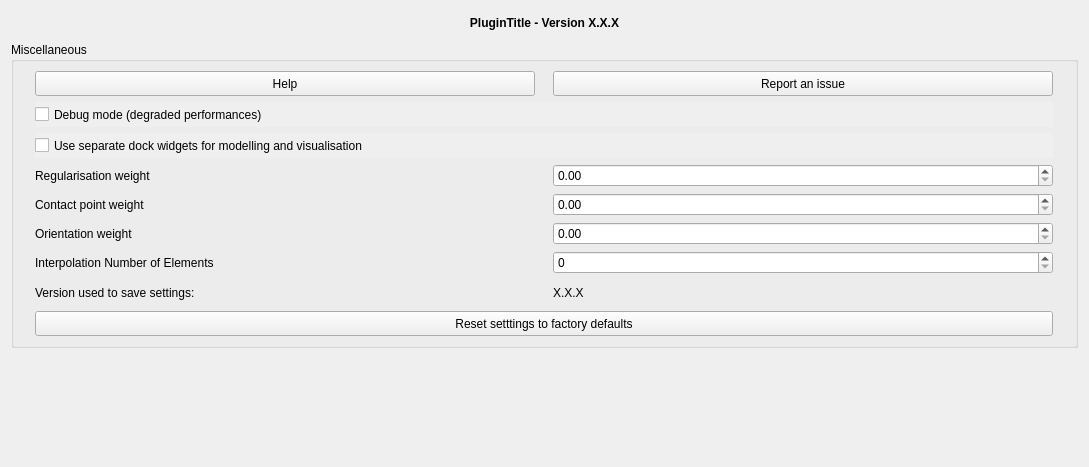
This is loopstructural/gui/dlg_settings.ui in Loop3D/plugin_loopstructural as Qt 5 draws it before an edit. The edited form follows.
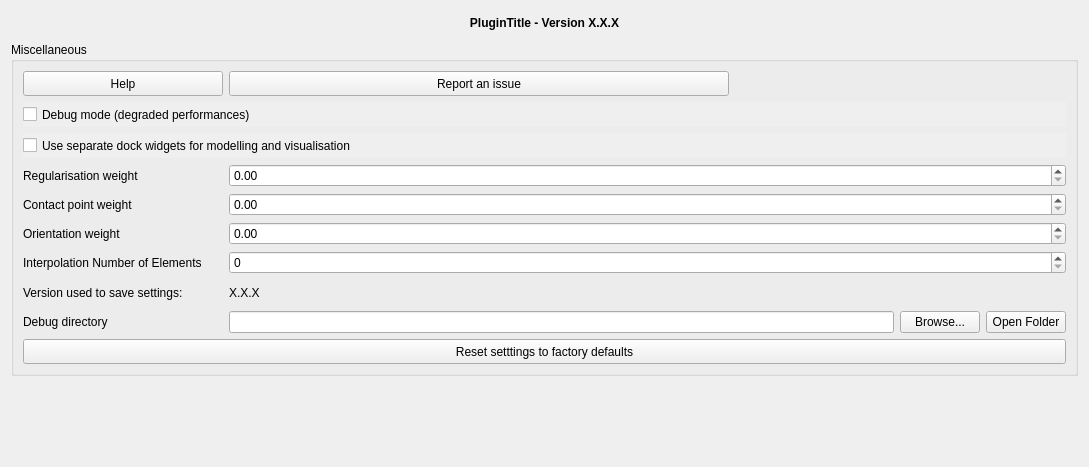
This is the edited form.

Commit message: feat: add debug manager and directory setting

The edit to the form file:
```diff
--- a/loopstructural/gui/dlg_settings.ui
+++ b/loopstructural/gui/dlg_settings.ui
@@ -78,7 +78,7 @@
       <bool>false</bool>
      </property>
      <layout class="QGridLayout" name="gridLayout">
-      <item row="8" column="0" colspan="2">
+       <item row="9" column="0" colspan="2">
        <widget class="QPushButton" name="btn_reset">
         <property name="minimumSize">
          <size>
@@ -147,6 +147,34 @@
         </property>
        </widget>
       </item>
+       <item row="8" column="0">
+        <widget class="QLabel" name="lbl_debug_directory">
+         <property name="text">
+          <string>Debug directory</string>
+         </property>
+        </widget>
+       </item>
+       <item row="8" column="1">
+        <layout class="QHBoxLayout" name="horizontalLayout">
+         <item>
+          <widget class="QLineEdit" name="le_debug_directory"/>
+         </item>
+         <item>
+          <widget class="QPushButton" name="btn_browse_debug_directory">
+           <property name="text">
+            <string>Browse...</string>
+           </property>
+          </widget>
+         </item>
+         <item>
+          <widget class="QPushButton" name="btn_open_debug_directory">
+           <property name="text">
+            <string>Open Folder</string>
+           </property>
+          </widget>
+         </item>
+        </layout>
+       </item>
       <item row="0" column="0">
        <widget class="QPushButton" name="btn_help">
         <property name="minimumSize">
```
Lines whose indentation alone changed are shown as unchanged. The commit also changes 11 other files.
